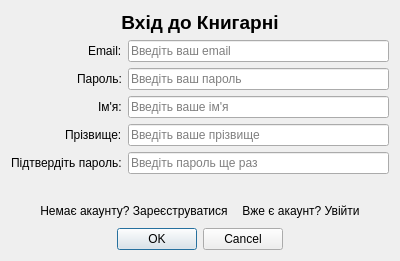
Qt form logindialog.ui (Defenderest/DB_Kurs) before a commit.
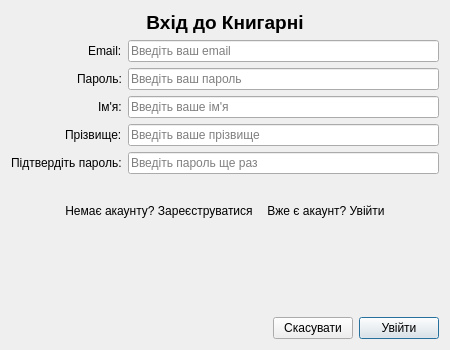
The same form after that commit.

Commit message: refactor: replace qdialogbuttonbox with separate buttons in logindialog

```diff
--- a/logindialog.ui
+++ b/logindialog.ui
@@ -6,8 +6,8 @@
    <rect>
     <x>0</x>
     <y>0</y>
-    <width>400</width>
-    <height>250</height>
+    <width>450</width>
+    <height>350</height>
    </rect>
   </property>
   <property name="windowTitle">
@@ -188,26 +188,50 @@
      <property name="orientation">
       <enum>Qt::Orientation::Vertical</enum>
      </property>
+     <property name="sizeType">
+      <enum>QSizePolicy::Policy::Expanding</enum>
+     </property>
      <property name="sizeHint" stdset="0">
       <size>
        <width>20</width>
-       <height>10</height>
+       <height>20</height>
       </size>
      </property>
     </spacer>
    </item>
    <item>
-    <widget class="QDialogButtonBox" name="buttonBox">
-     <property name="orientation">
-      <enum>Qt::Orientation::Horizontal</enum>
-     </property>
-     <property name="standardButtons">
-      <set>QDialogButtonBox::StandardButton::Cancel|QDialogButtonBox::StandardButton::Ok</set>
-     </property>
-     <property name="centerButtons">
-      <bool>true</bool>
-     </property>
-    </widget>
+    <layout class="QHBoxLayout" name="horizontalLayout">
+     <item>
+      <spacer name="horizontalSpacer_3">
+       <property name="orientation">
+        <enum>Qt::Orientation::Horizontal</enum>
+       </property>
+       <property name="sizeHint" stdset="0">
+        <size>
+         <width>40</width>
+         <height>20</height>
+        </size>
+       </property>
+      </spacer>
+     </item>
+     <item>
+      <widget class="QPushButton" name="cancelButton">
+       <property name="text">
+        <string>Скасувати</string>
+       </property>
+      </widget>
+     </item>
+     <item>
+      <widget class="QPushButton" name="okButton">
+       <property name="text">
+        <string>Увійти</string>
+       </property>
+       <property name="default">
+        <bool>true</bool>
+       </property>
+      </widget>
+     </item>
+    </layout>
    </item>
   </layout>
  </widget>
```
Left out of the diff: 28 changed lines with no effect on the pictures. The commit also changes 2 other files.
